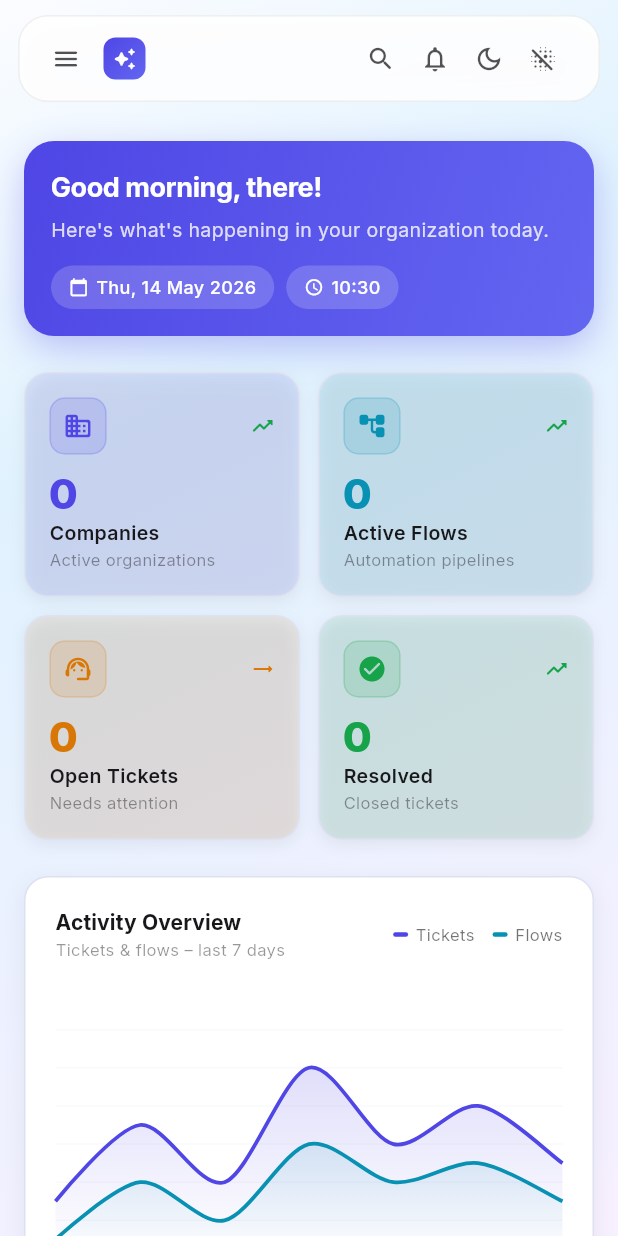
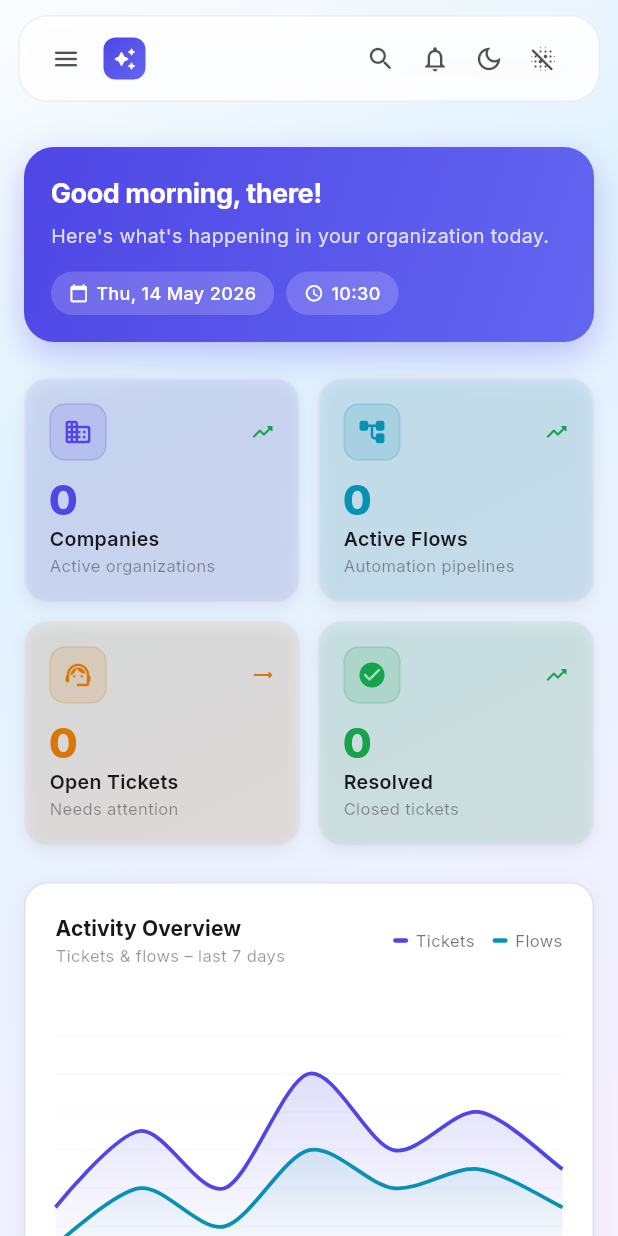
Before and after one commit to cosmopole-org/autocreat, a Flutter app: the DashboardScreen screen opened by its route, on a phone screen of 412 x 824 dp. Run offline on Flutter 3.47's test engine with Material 3 defaults, Android fonts, the phone set to English and light mode, and no system bars; drawn by our look-alikes of badges, fl_chart, flutter_animate; our stand-ins replace cached_network_image, data_table_2, dio, dotted_border, file_picker, flutter_colorpicker and 9 more; missing offline and left inert: flutter_quill; accounts and stored records are empty; generated files the repository leaves out were written again; network calls fail.

Commit message:
Unify mobile content top padding

```diff
--- a/client/lib/screens/dashboard/dashboard_screen.dart
+++ b/client/lib/screens/dashboard/dashboard_screen.dart
@@ -55,11 +55,10 @@ class _DashboardScreenState extends ConsumerState<DashboardScreen> {
     return Scaffold(
       backgroundColor: Theme.of(context).scaffoldBackgroundColor,
       body: SingleChildScrollView(
-        padding: EdgeInsets.fromLTRB(
-          16,
-          MediaQuery.of(context).padding.top + 16,
-          16,
-          32,
+        padding: AppPageLayout.contentPadding(
+          context,
+          horizontal: 16,
+          bottom: 32,
         ),
         child: Column(
           crossAxisAlignment: CrossAxisAlignment.start,
--- a/client/lib/widgets/common_widgets.dart
+++ b/client/lib/widgets/common_widgets.dart
@@ -8,6 +8,29 @@ import 'package:shimmer/shimmer.dart';
 import '../providers/theme_provider.dart';
 import '../theme/app_colors.dart';
 
+// ─────────────────────────────────────────────────────────────────────────────
+// PAGE LAYOUT METRICS
+// ─────────────────────────────────────────────────────────────────────────────
+
+class AppPageLayout {
+  static const double horizontalPadding = 20;
+  static const double topGap = 20;
+
+  const AppPageLayout._();
+
+  static EdgeInsets contentPadding(
+    BuildContext context, {
+    double horizontal = horizontalPadding,
+    double bottom = 0,
+  }) {
+    return EdgeInsets.fromLTRB(
+      horizontal,
+      MediaQuery.of(context).padding.top + topGap,
+      horizontal,
+      bottom,
+    );
+  }
+}
 
 // ─────────────────────────────────────────────────────────────────────────────
 // GLASS SURFACE
```
Also changed, not shown: client/lib/screens/companies/companies_screen.dart (+4 -5 lines), client/lib/screens/companies/company_detail_screen.dart (+4 -5 lines), client/lib/screens/flows/flows_screen.dart (+1 -6 lines), client/lib/screens/forms/forms_screen.dart (+1 -6 lines), client/lib/screens/letters/letters_screen.dart (+1 -6 lines), client/lib/screens/models/models_screen.dart (+1 -6 lines), client/lib/screens/roles/roles_screen.dart (+1 -6 lines), client/lib/screens/tickets/tickets_screen.dart (+3 -5 lines), client/lib/screens/users/users_screen.dart (+3 -5 lines).
